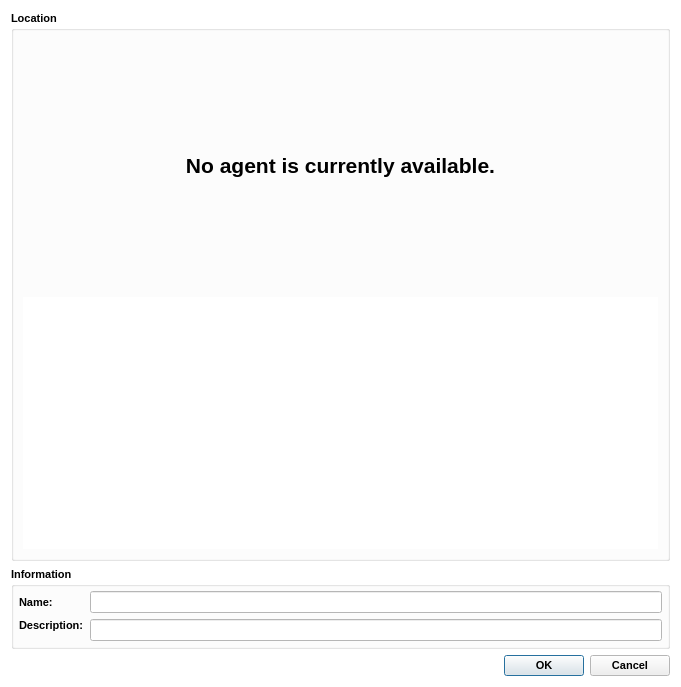
The window that ui/dialogs/agentedit.ui (amirmohsen1384/legendary-os) describes before a commit, drawn with Qt 5.
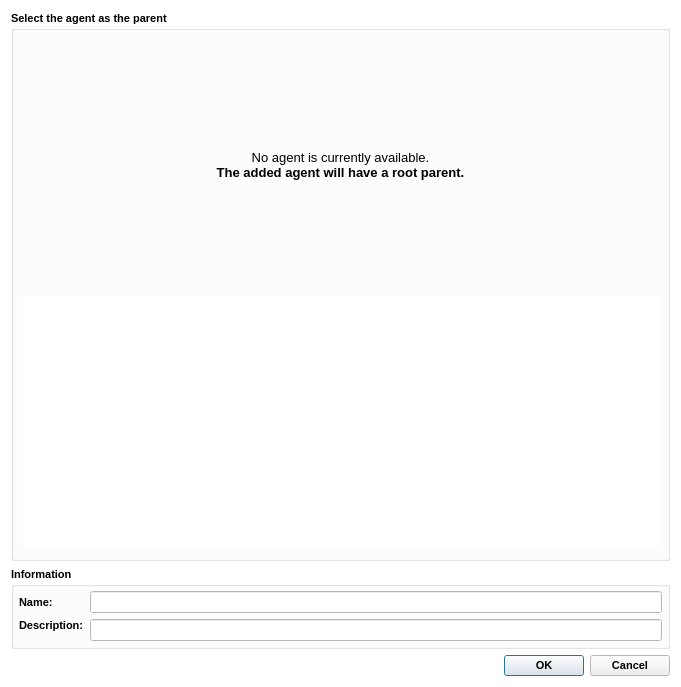
The same window after the commit.

Commit message: Added a more expressive text for the agent editor

```diff
--- a/ui/dialogs/agentedit.ui
+++ b/ui/dialogs/agentedit.ui
@@ -67,9 +67,9 @@
   </property>
   <layout class="QVBoxLayout" name="verticalLayout_2">
    <item>
-    <widget class="QGroupBox" name="">
+    <widget class="QGroupBox" name="groupBox">
      <property name="title">
-      <string>Location</string>
+      <string>Select the agent as the parent</string>
      </property>
      <layout class="QVBoxLayout" name="verticalLayout">
       <item>
@@ -82,12 +82,12 @@
         </property>
         <property name="font">
          <font>
-          <pointsize>16</pointsize>
-          <fontweight>Light</fontweight>
+          <pointsize>10</pointsize>
+          <bold>false</bold>
          </font>
         </property>
         <property name="text">
-         <string>No agent is currently available.</string>
+         <string>&lt;html&gt;&lt;head/&gt;&lt;body&gt;&lt;p&gt;No agent is currently available.&lt;br/&gt;&lt;span style=&quot; font-weight:700;&quot;&gt;The added agent will have a root parent.&lt;/span&gt;&lt;/p&gt;&lt;/body&gt;&lt;/html&gt;</string>
         </property>
         <property name="alignment">
          <set>Qt::AlignmentFlag::AlignCenter</set>
```
